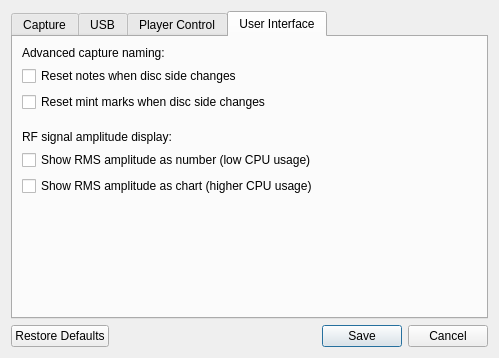
This is Linux-Application/DomesdayDuplicator/configurationdialog.ui in simoninns/DomesdayDuplicator-gui-app as Qt 5 draws it before an edit. The edited form follows.
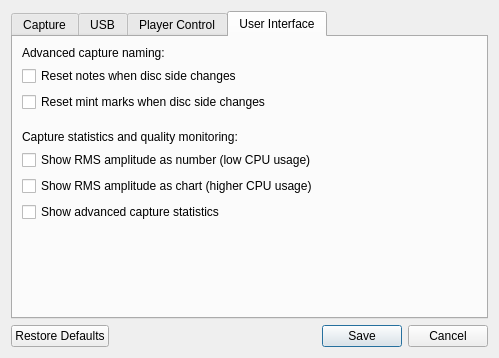
This is the edited form. The open tabs and pages were chosen to show the change.

Commit message: Made display of advanced capture statistics optional

Patch:
```diff
--- a/Linux-Application/DomesdayDuplicator/configurationdialog.ui
+++ b/Linux-Application/DomesdayDuplicator/configurationdialog.ui
@@ -437,7 +437,7 @@
        <item>
         <widget class="QLabel" name="amplitudeLabel">
          <property name="text">
-          <string>RF signal amplitude display:</string>
+          <string>Capture statistics and quality monitoring:</string>
          </property>
          <property name="alignment">
           <set>Qt::AlignmentFlag::AlignLeading|Qt::AlignmentFlag::AlignLeft|Qt::AlignmentFlag::AlignVCenter</set>
@@ -458,6 +458,13 @@
          </property>
         </widget>
        </item>
+       <item>
+        <widget class="QCheckBox" name="advancedCaptureStatsCheckBox">
+         <property name="text">
+          <string>Show advanced capture statistics</string>
+         </property>
+        </widget>
+       </item>
        <item>
         <spacer name="verticalSpacer_6">
          <property name="orientation">
```
Left out of the diff: 2 changed lines with no effect on the pictures. The commit also changes 6 other files.
